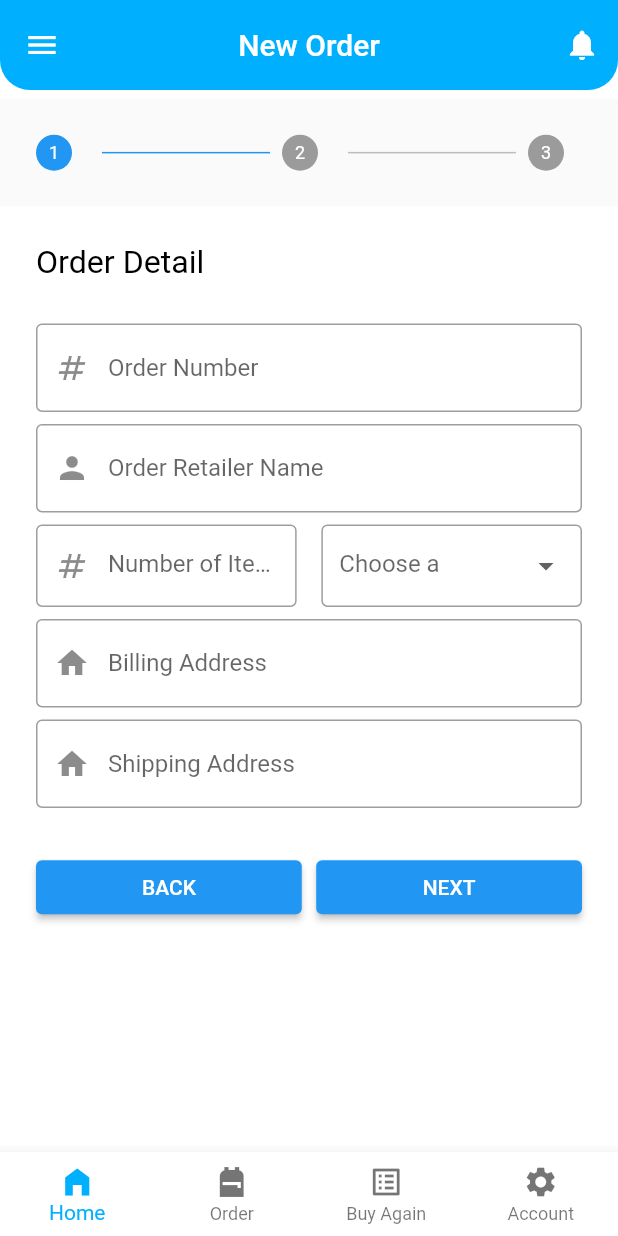
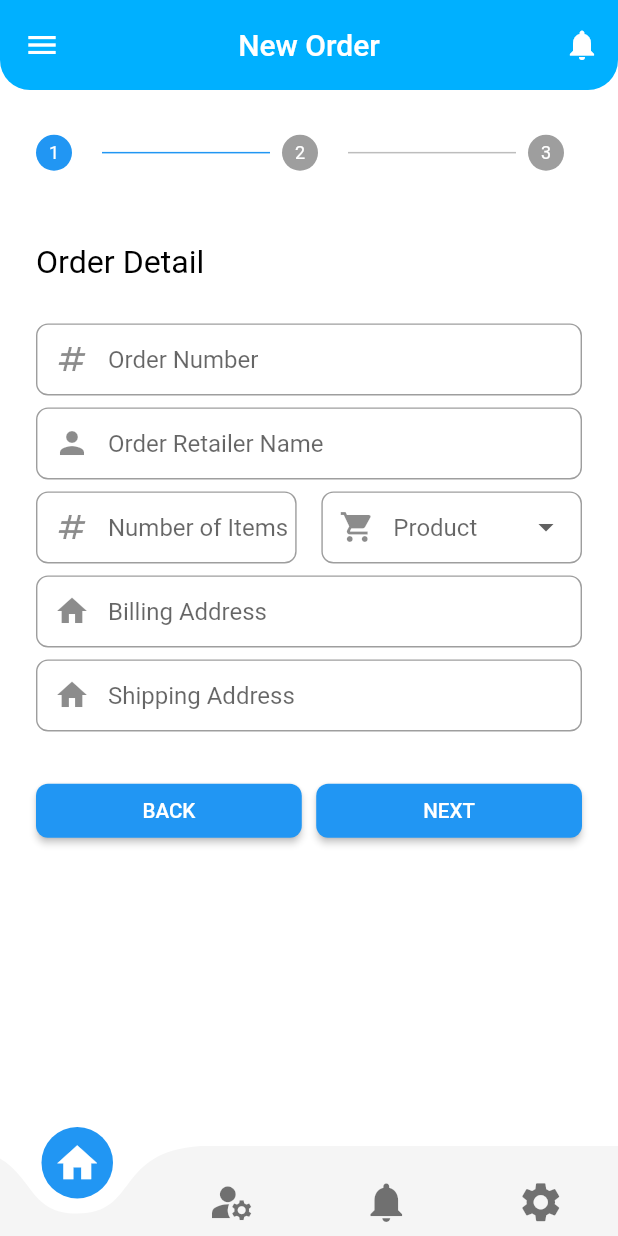
Before and after one commit to rupal-tripund/shipping_app, a Flutter app: the newOrderMultipleForm screen opened directly, on a phone screen of 412 x 824 dp. Run offline on Flutter 3.47's test engine with Material 2 defaults, Android fonts, the phone set to English and light mode, and no system bars; drawn by our look-alikes of curved_navigation_bar; our stand-ins replace email_validator, file_picker, input_quantity, open_file, readmore, timeline_tile; missing offline and left inert: syncfusion_flutter_pdf.

Commit message:
added bottom curved navigation

```diff
--- a/lib/screens/order/new_order_screens/add_order_details.dart
+++ b/lib/screens/order/new_order_screens/add_order_details.dart
@@ -26,6 +26,7 @@ class _addOrderDetailsState extends State<addOrderDetails> {
   ];
   @override
   Widget build(BuildContext context) {
+    var size = MediaQuery.of(context).size;
     return Container(
       child: Column(
         mainAxisAlignment: MainAxisAlignment.start,
@@ -46,9 +47,17 @@ class _addOrderDetailsState extends State<addOrderDetails> {
           ),
           TextFormField(
             controller: orderNumber,
-            decoration: const InputDecoration(
+            decoration: InputDecoration(
+              contentPadding: EdgeInsets.symmetric(vertical: (size.height / 75), horizontal: (size.width / 90)),
               prefixIcon: const Icon(Icons.numbers_outlined),
-              border: OutlineInputBorder(),
+              border: OutlineInputBorder(
+                borderRadius: BorderRadius.all(Radius.circular(8)),
+                borderSide: BorderSide(width: 0.90 , color: Colors.grey),
+              ),
+              enabledBorder: OutlineInputBorder(
+                borderRadius: BorderRadius.all(Radius.circular(8)),
+                borderSide: BorderSide(width: 0.95, color: Colors.grey),
+              ),
               hintText: 'Order Number',
             ),
           ),
@@ -57,9 +66,17 @@ class _addOrderDetailsState extends State<addOrderDetails> {
           ),
           TextFormField(
             controller: retailerName,
-            decoration: const InputDecoration(
+            decoration: InputDecoration(
+              contentPadding: EdgeInsets.symmetric(vertical: (size.height / 75), horizontal: (size.width / 90)),
               prefixIcon: const Icon(Icons.person),
-              border: OutlineInputBorder(),
+              border: OutlineInputBorder(
+                borderRadius: BorderRadius.all(Radius.circular(8)),
+                borderSide: BorderSide(width: 0.90 , color: Colors.grey),
+              ),
+              enabledBorder: OutlineInputBorder(
+                borderRadius: BorderRadius.all(Radius.circular(8)),
+                borderSide: BorderSide(width: 0.95, color: Colors.grey),
+              ),
               hintText: 'Order Retailer Name',
             ),
           ),
@@ -71,15 +88,20 @@ class _addOrderDetailsState extends State<addOrderDetails> {
             mainAxisAlignment: MainAxisAlignment.center,
             children: <Widget>[
               Expanded(
-                  child: Container(
-                    height: 55,
                   child: TextFormField(
                     controller: NumOfItems,
-                      decoration: const InputDecoration(
+                    decoration: InputDecoration(
+                      contentPadding: EdgeInsets.symmetric(vertical: (size.height / 75), horizontal: (size.width / 90)),
                       prefixIcon: const Icon(Icons.numbers_outlined),
-                        border: OutlineInputBorder(),
+                      border: OutlineInputBorder(
+                        borderRadius: BorderRadius.all(Radius.circular(8)),
+                        borderSide: BorderSide(width: 0.90 , color: Colors.grey),
+                      ),
+                      enabledBorder: OutlineInputBorder(
+                        borderRadius: BorderRadius.all(Radius.circular(8)),
+                        borderSide: BorderSide(width: 0.95, color: Colors.grey),
+                      ),
                       hintText: 'Number of Items',
-                      ),
                     ),
                   )
               ),
@@ -87,17 +109,19 @@ class _addOrderDetailsState extends State<addOrderDetails> {
                 width: Style.paddingWidth,
               ),
               Expanded(
-                child: Container(
-                  height: 55,
                 child: DropdownButtonHideUnderline(
                   child: DropdownButtonFormField(
                     decoration: InputDecoration(
-                        hintText: 'Choose a Product',
+                      contentPadding: EdgeInsets.symmetric(vertical: (size.height / 80), horizontal: (size.width / 90)),
+                      prefixIcon: const Icon(Icons.shopping_cart),
+                      hintText: 'Product',
+                      border: OutlineInputBorder(
+                        borderRadius: BorderRadius.all(Radius.circular(8)),
+                        borderSide: BorderSide(width: 0.90 , color: Colors.grey),
+                      ),
                       enabledBorder: OutlineInputBorder(
-                          borderSide: const BorderSide(color: Colors.grey, width: 1),
-                        ),
-                        border: OutlineInputBorder(
-                          borderSide: const BorderSide(color: Colors.grey, width: 1),
+                        borderRadius: BorderRadius.all(Radius.circular(8)),
+                        borderSide: BorderSide(width: 0.95, color: Colors.grey),
                       ),
                     ),
                     value: _items.isEmpty ? null : _items,
@@ -119,7 +143,6 @@ class _addOrderDetailsState extends State<addOrderDetails> {
                   ),
                 ),
               ),
-              ),
             ],
           ),
 
@@ -128,10 +151,17 @@ class _addOrderDetailsState extends State<addOrderDetails> {
           ),
           TextFormField(
             controller: billingAddress,
-            obscureText: true,
-            decoration: const InputDecoration(
+            decoration: InputDecoration(
+              contentPadding: EdgeInsets.symmetric(vertical: (size.height / 75), horizontal: (size.width / 90)),
               prefixIcon: const Icon(Icons.home),
-              border: OutlineInputBorder(),
+              border: OutlineInputBorder(
+                borderRadius: BorderRadius.all(Radius.circular(8)),
+                borderSide: BorderSide(width: 0.90 , color: Colors.grey),
+              ),
+              enabledBorder: OutlineInputBorder(
+                borderRadius: BorderRadius.all(Radius.circular(8)),
+                borderSide: BorderSide(width: 0.95, color: Colors.grey),
+              ),
               hintText: 'Billing Address',
             ),
           ),
@@ -140,10 +170,17 @@ class _addOrderDetailsState extends State<addOrderDetails> {
           ),
           TextFormField(
             controller: shippingAddress,
-            obscureText: true,
-            decoration: const InputDecoration(
+            decoration: InputDecoration(
+              contentPadding: EdgeInsets.symmetric(vertical: (size.height / 75), horizontal: (size.width / 90)),
               prefixIcon: const Icon(Icons.home),
-              border: OutlineInputBorder(),
+              border: OutlineInputBorder(
+                borderRadius: BorderRadius.all(Radius.circular(8)),
+                borderSide: BorderSide(width: 0.90 , color: Colors.grey),
+              ),
+              enabledBorder: OutlineInputBorder(
+                borderRadius: BorderRadius.all(Radius.circular(8)),
+                borderSide: BorderSide(width: 0.95, color: Colors.grey),
+              ),
               hintText: 'Shipping Address',
             ),
           ),
--- a/lib/screens/order/new_order_screens/add_order_dimension.dart
+++ b/lib/screens/order/new_order_screens/add_order_dimension.dart
@@ -439,7 +439,7 @@ class _getUploadDocumentsState extends State<getUploadDocuments> {
             children: <Widget>[
               Row(
                 crossAxisAlignment: CrossAxisAlignment.start,
-                mainAxisAlignment: MainAxisAlignment.spaceBetween,
+                mainAxisAlignment: MainAxisAlignment.start,
                 children: <Widget>[
                   Expanded(
                     child: Align(
--- a/lib/screens/order/new_order_screens/new_order_screen.dart
+++ b/lib/screens/order/new_order_screens/new_order_screen.dart
@@ -117,7 +117,9 @@ class _getStepperState extends State<_getStepper> {
   ];
   @override
   Widget build(BuildContext context) {
-    return Stepper(
+    return Theme(
+      data: ThemeData(canvasColor: Style.primaryBackgroundColor),
+      child: Stepper(
         elevation: 0.0,
         physics: const BouncingScrollPhysics(),
         type: StepperType.horizontal,
@@ -151,8 +153,13 @@ class _getStepperState extends State<_getStepper> {
               children: <Widget>[
                 Expanded(
                   child: ElevatedButton(
-                  child: Text('BACK'),
+                    child: Text('BACK', style: TextStyle(fontSize: Style.sizeButtonText / 1.5),),
                     onPressed: details.onStepCancel,
+                    style: ElevatedButton.styleFrom(
+                      shape: RoundedRectangleBorder(
+                        borderRadius: BorderRadius.circular(8),
+                      ),
+                    ),
                   ),
                 ),
                 SizedBox(
@@ -160,14 +167,20 @@ class _getStepperState extends State<_getStepper> {
                 ),
                 Expanded(
                   child: ElevatedButton(
-                  child: Text(isLastStep ? 'CONFIRM' : 'NEXT'),
+                    child: Text(isLastStep ? 'CONFIRM' : 'NEXT', style: TextStyle(fontSize: Style.sizeButtonText / 1.5),),
                     onPressed: details.onStepContinue,
+                    style: ElevatedButton.styleFrom(
+                      shape: RoundedRectangleBorder(
+                        borderRadius: BorderRadius.circular(8),
+                      ),
+                    ),
                   ),
                 ),
               ],
             ),
           );
         },
+      ),
     );
   }
 }
--- a/lib/shared/bottom_navigation.dart
+++ b/lib/shared/bottom_navigation.dart
@@ -1,43 +1,44 @@
+import 'package:curved_navigation_bar/curved_navigation_bar.dart';
 import 'package:flutter/material.dart';
 import 'package:shipping_app/constants/styles.dart';
+
 class BottomNavigation extends StatefulWidget {
   const BottomNavigation({Key? key}) : super(key: key);
+
   @override
   State<BottomNavigation> createState() => _BottomNavigationState();
 }
 
 class _BottomNavigationState extends State<BottomNavigation> {
-  int currentIndex = 0;
+  int _index = 0;
   @override
   Widget build(BuildContext context) {
-    return BottomNavigationBar(
-      type: BottomNavigationBarType.fixed,
-      backgroundColor: Colors.white,
-      selectedItemColor: Style.blueAccentPageBackgroundColor,
-      currentIndex: currentIndex,
-      items: [
-        BottomNavigationBarItem(
-            icon: Icon(Icons.home_filled),
-            label: 'Home'
+    return Container(
+      color: Colors.grey.shade100,
+      child: SafeArea(
+        top: false,
+        child: CurvedNavigationBar(
+          index: _index,
+          items: [
+            Icon(Icons.home, size: Style.sizeIcon / 1.3, color: _index == 0 ? Style.textColorDark : Style.textColorGrey),
+            Icon(Icons.manage_accounts, size: Style.sizeIcon / 1.3, color: _index == 1 ? Style.textColorDark : Style.textColorGrey),
+            Icon(Icons.notifications, size: Style.sizeIcon / 1.3, color: _index == 2 ? Style.textColorDark : Style.textColorGrey),
+            Icon(Icons.settings, size: Style.sizeIcon / 1.3, color: _index == 3 ? Style.textColorDark : Style.textColorGrey)
+          ],
+          height: 60,
+          animationCurve: Curves.easeInOut,
+          animationDuration: Duration(milliseconds: 200),
+          color: Colors.grey.shade100,
+          buttonBackgroundColor: Colors.blue,
+          backgroundColor: Style.primaryBackgroundColor,
+          onTap: (index) {
+            setState(() {
+              _index = index;
+            });
+          },
+          letIndexChange: (index) => true,
         ),
-        BottomNavigationBarItem(
-            icon: Icon(Icons.backpack_sharp),
-            label: 'Order'
-        ),
-        BottomNavigationBarItem(
-            icon: Icon(Icons.list_alt),
-            label: 'Buy Again'
-        ),
-        BottomNavigationBarItem(
-            icon: Icon(Icons.settings),
-            label: 'Account'
-        )
-      ],
-      onTap: (index){
-        setState(() {
-          currentIndex = index;
-        });
-      },
+      ),
     );
   }
 }
```
Lines whose indentation alone changed are shown as unchanged.
